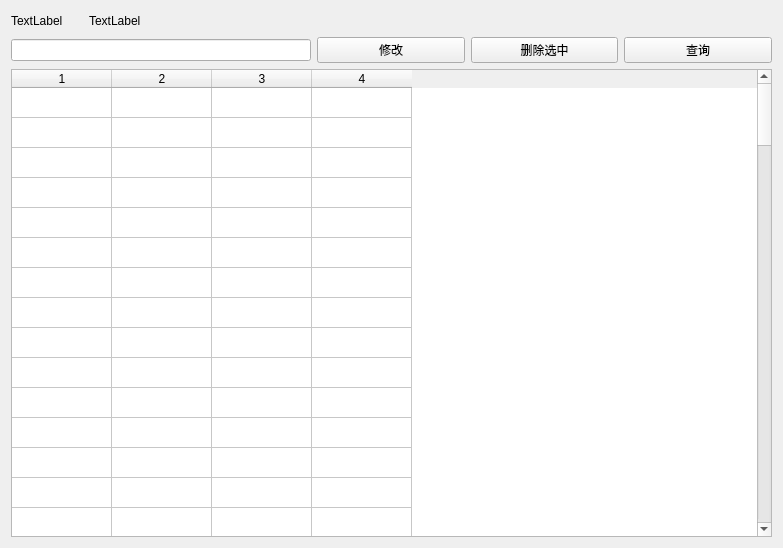
The window that server/src/usermanage.ui (omigeft/QTChatroom) describes before a commit, drawn with Qt 5.
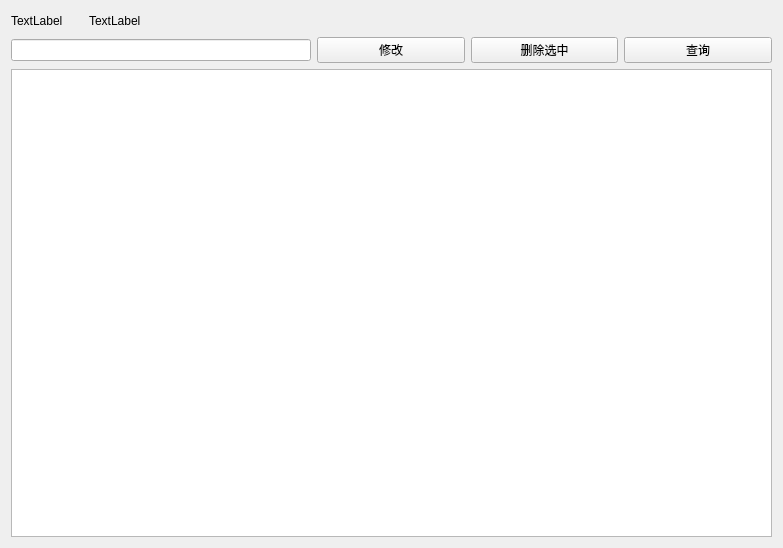
The same window after the commit.

Patch:
```diff
--- a/server/src/usermanage.ui
+++ b/server/src/usermanage.ui
@@ -97,124 +97,7 @@
     </layout>
    </item>
    <item row="2" column="0">
-    <widget class="QTableWidget" name="UserTable">
-     <property name="rowCount">
-      <number>100</number>
-     </property>
-     <property name="columnCount">
-      <number>4</number>
-     </property>
-     <attribute name="horizontalHeaderCascadingSectionResizes">
-      <bool>false</bool>
-     </attribute>
-     <attribute name="verticalHeaderVisible">
-      <bool>false</bool>
-     </attribute>
-     <row/>
-     <row/>
-     <row/>
-     <row/>
-     <row/>
-     <row/>
-     <row/>
-     <row/>
-     <row/>
-     <row/>
-     <row/>
-     <row/>
-     <row/>
-     <row/>
-     <row/>
-     <row/>
-     <row/>
-     <row/>
-     <row/>
-     <row/>
-     <row/>
-     <row/>
-     <row/>
-     <row/>
-     <row/>
-     <row/>
-     <row/>
-     <row/>
-     <row/>
-     <row/>
-     <row/>
-     <row/>
-     <row/>
-     <row/>
-     <row/>
-     <row/>
-     <row/>
-     <row/>
-     <row/>
-     <row/>
-     <row/>
-     <row/>
-     <row/>
-     <row/>
-     <row/>
-     <row/>
-     <row/>
-     <row/>
-     <row/>
-     <row/>
-     <row/>
-     <row/>
-     <row/>
-     <row/>
-     <row/>
-     <row/>
-     <row/>
-     <row/>
-     <row/>
-     <row/>
-     <row/>
-     <row/>
-     <row/>
-     <row/>
-     <row/>
-     <row/>
-     <row/>
-     <row/>
-     <row/>
-     <row/>
-     <row/>
-     <row/>
-     <row/>
-     <row/>
-     <row/>
-     <row/>
-     <row/>
-     <row/>
-     <row/>
-     <row/>
-     <row/>
-     <row/>
-     <row/>
-     <row/>
-     <row/>
-     <row/>
-     <row/>
-     <row/>
-     <row/>
-     <row/>
-     <row/>
-     <row/>
-     <row/>
-     <row/>
-     <row/>
-     <row/>
-     <row/>
-     <row/>
-     <row/>
-     <row/>
-     <column/>
-     <column/>
-     <column/>
-     <column/>
-    </widget>
+    <widget class="QTableView" name="UserTable"/>
    </item>
   </layout>
  </widget>
```
Left out of the diff: 94 changed lines with no effect on the pictures.
